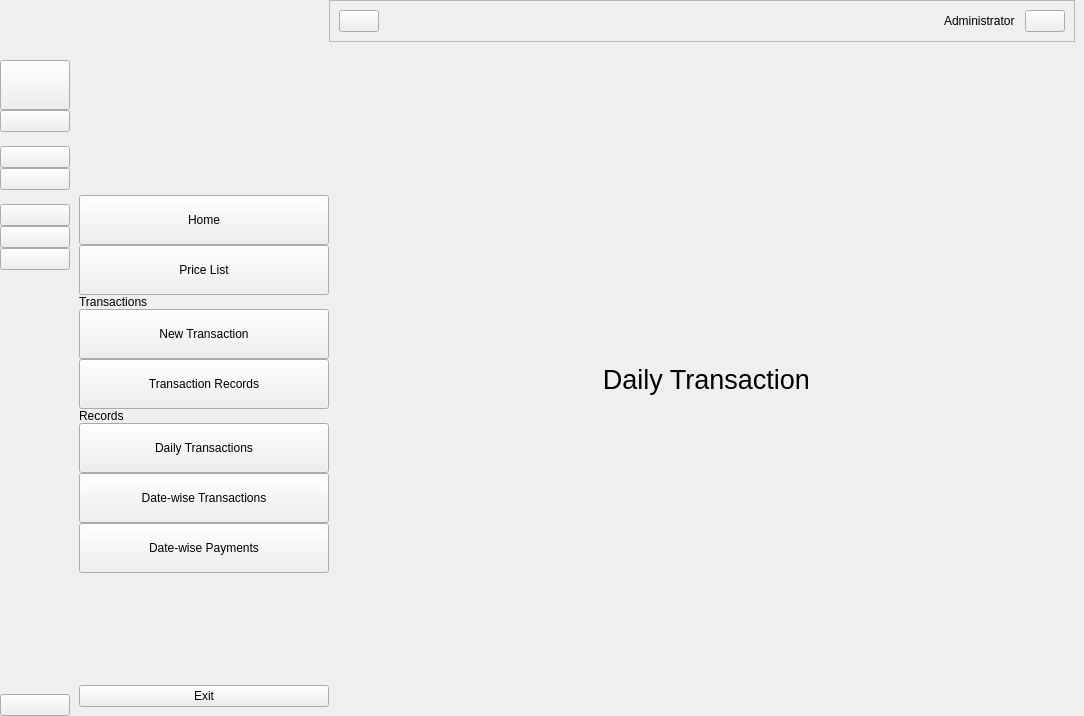
Before: the Qt Designer form BDPS.ui in GildaFeb/Transaction-Management-System, drawn with Qt 5.
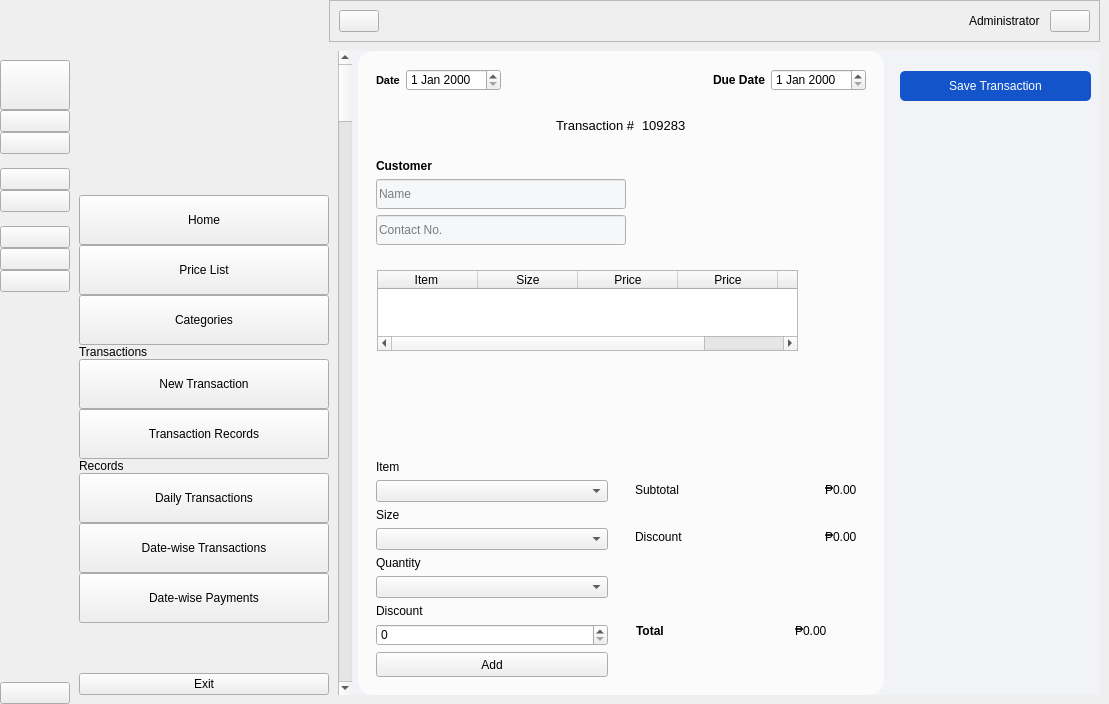
After: the same form once the commit is applied. The open tabs and pages were chosen to show the change. Icons and pictures are not drawn.

Commit message: 50% Add Transaction - all contents added

The edit to the form file:
```diff
--- a/BDPS.ui
+++ b/BDPS.ui
@@ -6,15 +6,18 @@
    <rect>
     <x>0</x>
     <y>0</y>
-    <width>1084</width>
-    <height>716</height>
+    <width>1109</width>
+    <height>704</height>
    </rect>
   </property>
   <property name="windowTitle">
    <string>MainWindow</string>
   </property>
   <widget class="QWidget" name="centralwidget">
-   <layout class="QGridLayout" name="gridLayout">
+   <layout class="QHBoxLayout" name="horizontalLayout_22">
+    <property name="spacing">
+     <number>0</number>
+    </property>
     <property name="leftMargin">
      <number>0</number>
     </property>
@@ -27,10 +30,7 @@
     <property name="bottomMargin">
      <number>0</number>
     </property>
-    <property name="spacing">
-     <number>0</number>
-    </property>
-    <item row="0" column="0">
+    <item>
      <widget class="QWidget" name="icon_only_widget" native="true">
       <layout class="QVBoxLayout" name="verticalLayout_3">
        <property name="spacing">
@@ -142,6 +142,36 @@
            </property>
           </widget>
          </item>
+         <item>
+          <widget class="QPushButton" name="categories_btn_1">
+           <property name="maximumSize">
+            <size>
+             <width>70</width>
+             <height>50</height>
+            </size>
+           </property>
+           <property name="text">
+            <string/>
+           </property>
+           <property name="icon">
+            <iconset resource="resource.qrc">
+             <normaloff>:/icon/icon/003lighticons-01white.png</normaloff>
+             <normalon>:/icon/icon/003lighticons-01full.png</normalon>:/icon/icon/003lighticons-01white.png</iconset>
+           </property>
+           <property name="iconSize">
+            <size>
+             <width>50</width>
+             <height>60</height>
+            </size>
+           </property>
+           <property name="checkable">
+            <bool>true</bool>
+           </property>
+           <property name="autoExclusive">
+            <bool>true</bool>
+           </property>
+          </widget>
+         </item>
          <item>
           <widget class="QLabel" name="label">
            <property name="text">
@@ -151,6 +181,12 @@
          </item>
          <item>
           <widget class="QPushButton" name="new_transaction_btn_1">
+           <property name="maximumSize">
+            <size>
+             <width>70</width>
+             <height>50</height>
+            </size>
+           </property>
            <property name="cursor">
             <cursorShape>PointingHandCursor</cursorShape>
            </property>
@@ -178,6 +214,12 @@
          </item>
          <item>
           <widget class="QPushButton" name="transaction_record_btn_1">
+           <property name="maximumSize">
+            <size>
+             <width>70</width>
+             <height>50</height>
+            </size>
+           </property>
            <property name="cursor">
             <cursorShape>PointingHandCursor</cursorShape>
            </property>
@@ -212,6 +254,12 @@
          </item>
          <item>
           <widget class="QPushButton" name="daily_transaction_btn_1">
+           <property name="maximumSize">
+            <size>
+             <width>70</width>
+             <height>50</height>
+            </size>
+           </property>
            <property name="cursor">
             <cursorShape>PointingHandCursor</cursorShape>
            </property>
@@ -239,6 +287,12 @@
          </item>
          <item>
           <widget class="QPushButton" name="datewise_transaction_btn_1">
+           <property name="maximumSize">
+            <size>
+             <width>70</width>
+             <height>50</height>
+            </size>
+           </property>
            <property name="cursor">
             <cursorShape>PointingHandCursor</cursorShape>
            </property>
@@ -266,6 +320,12 @@
          </item>
          <item>
           <widget class="QPushButton" name="datewise_payment_btn_1">
+           <property name="maximumSize">
+            <size>
+             <width>70</width>
+             <height>50</height>
+            </size>
+           </property>
            <property name="cursor">
             <cursorShape>PointingHandCursor</cursorShape>
            </property>
@@ -329,7 +389,7 @@
       </layout>
      </widget>
     </item>
-    <item row="0" column="1">
+    <item>
      <widget class="QWidget" name="full_menu_widget" native="true">
       <layout class="QGridLayout" name="gridLayout_11">
        <property name="rightMargin">
@@ -453,6 +513,36 @@
            </property>
           </widget>
          </item>
+         <item>
+          <widget class="QPushButton" name="categories_btn_2">
+           <property name="minimumSize">
+            <size>
+             <width>0</width>
+             <height>50</height>
+            </size>
+           </property>
+           <property name="text">
+            <string>Categories</string>
+           </property>
+           <property name="icon">
+            <iconset resource="resource.qrc">
+             <normaloff>:/icon/icon/003lighticons-01white.png</normaloff>
+             <normalon>:/icon/icon/003lighticons-01full.png</normalon>:/icon/icon/003lighticons-01white.png</iconset>
+           </property>
+           <property name="iconSize">
+            <size>
+             <width>50</width>
+             <height>60</height>
+            </size>
+           </property>
+           <property name="checkable">
+            <bool>true</bool>
+           </property>
+           <property name="autoExclusive">
+            <bool>true</bool>
+           </property>
+          </widget>
+         </item>
          <item>
           <widget class="QLabel" name="transaction_label">
            <property name="text">
@@ -688,7 +778,7 @@
       </layout>
      </widget>
     </item>
-    <item row="0" column="2">
+    <item>
      <widget class="QWidget" name="widget_3" native="true">
       <property name="styleSheet">
        <string notr="true">#box1{
@@ -1351,8 +1441,8 @@
            </item>
           </layout>
          </widget>
-         <widget class="QWidget" name="page_2">
-          <layout class="QVBoxLayout" name="verticalLayout_12">
+         <widget class="QWidget" name="list_price">
+          <layout class="QHBoxLayout" name="horizontalLayout_14">
            <item>
             <widget class="QWidget" name="widget_14" native="true">
              <property name="sizePolicy">
@@ -1378,114 +1468,109 @@
                 </property>
                 <layout class="QHBoxLayout" name="horizontalLayout_11">
                  <item>
-                  <layout class="QHBoxLayout" name="horizontalLayout_9">
-                   <property name="spacing">
-                    <number>0</number>
-                   </property>
-                   <item>
-                    <layout class="QHBoxLayout" name="horizontalLayout_10">
-                     <item>
-                      <widget class="QWidget" name="widget_20" native="true">
-                       <property name="minimumSize">
-                        <size>
-                         <width>200</width>
-                         <height>50</height>
-                        </size>
-                       </property>
-                       <widget class="QWidget" name="layoutWidget">
-                        <property name="geometry">
-                         <rect>
-                          <x>0</x>
-                          <y>0</y>
-                          <width>201</width>
-                          <height>87</height>
-                         </rect>
+                  <widget class="QWidget" name="widget_16" native="true">
+                   <layout class="QHBoxLayout" name="horizontalLayout_10">
+                    <item>
+                     <layout class="QVBoxLayout" name="verticalLayout_11">
+                      <item>
+                       <widget class="QLabel" name="label_17">
+                        <property name="font">
+                         <font>
+                          <pointsize>12</pointsize>
+                          <weight>75</weight>
+                          <bold>true</bold>
+                         </font>
                         </property>
-                        <layout class="QVBoxLayout" name="verticalLayout_11">
-                         <item>
-                          <widget class="QLabel" name="label_17">
-                           <property name="minimumSize">
-                            <size>
-                             <width>0</width>
-                             <height>50</height>
-                            </size>
-                           </property>
-                           <property name="maximumSize">
-                            <size>
-                             <width>16777215</width>
-                             <height>50</height>
-                            </size>
-                           </property>
-                           <property name="font">
-                            <font>
-                             <pointsize>14</pointsize>
-                            </font>
-                           </property>
-                           <property name="text">
-                            <string>List of Prices</string>
-                           </property>
-                          </widget>
-                         </item>
-                         <item>
-                          <widget class="QPushButton" name="pushButton_2">
-                           <property name="cursor">
-                            <cursorShape>PointingHandCursor</cursorShape>
-                           </property>
-                           <property name="text">
-                            <string>Add new item</string>
-                           </property>
-                          </widget>
-                         </item>
-                        </layout>
+                        <property name="text">
+                         <string>List of Prices</string>
+                        </property>
                        </widget>
-                      </widget>
-                     </item>
-                     <item>
-                      <widget class="QWidget" name="widget_16" native="true">
-                       <property name="minimumSize">
-                        <size>
-                         <width>150</width>
-                         <height>0</height>
-                        </size>
-                       </property>
-                      </widget>
-                     </item>
-                    </layout>
-                   </item>
-                   <item>
-                    <widget class="QPushButton" name="pushButton">
-                     <property name="text">
-                      <string/>
-                     </property>
-                     <property name="icon">
-                      <iconset resource="resource.qrc">
-                       <normaloff>:/icon/icon/search-13-48.ico</normaloff>:/icon/icon/search-13-48.ico</iconset>
-                     </property>
-                     <property name="iconSize">
-                      <size>
-                       <width>30</width>
-                       <height>30</height>
-                      </size>
-                     </property>
-                    </widget>
-                   </item>
-                   <item>
-                    <widget class="QTextEdit" name="textEdit">
-                     <property name="minimumSize">
-                      <size>
-                       <width>100</width>
-                       <height>50</height>
-                      </size>
-                     </property>
-                     <property name="maximumSize">
-                      <size>
-                       <width>16777215</width>
-                       <height>50</height>
-                      </size>
-                     </property>
-                    </widget>
-                   </item>
-                  </layout>
+                      </item>
+                      <item>
+                       <widget class="QPushButton" name="pushButton_6">
+                        <property name="minimumSize">
+                         <size>
+                          <width>200</width>
+                          <height>30</height>
+                         </size>
+                        </property>
+                        <property name="maximumSize">
+                         <size>
+                          <width>200</width>
+                          <height>30</height>
+                         </size>
+                        </property>
+                        <property name="cursor">
+                         <cursorShape>PointingHandCursor</cursorShape>
+                        </property>
+                        <property name="text">
+                         <string>Add new item</string>
+                        </property>
+                       </widget>
+                      </item>
+                     </layout>
+                    </item>
+                    <item>
+                     <spacer name="horizontalSpacer">
+                      <property name="orientation">
+                       <enum>Qt::Horizontal</enum>
+                      </property>
+                      <property name="sizeHint" stdset="0">
+                       <size>
+                        <width>184</width>
+                        <height>20</height>
+                       </size>
+                      </property>
+                     </spacer>
+                    </item>
+                    <item>
+                     <layout class="QHBoxLayout" name="horizontalLayout_9">
+                      <item>
+                       <widget class="QTextEdit" name="textEdit">
+                        <property name="minimumSize">
+                         <size>
+                          <width>30</width>
+                          <height>0</height>
+                         </size>
+                        </property>
+                        <property name="maximumSize">
+                         <size>
+                          <width>16777215</width>
+                          <height>30</height>
+                         </size>
+                        </property>
+                       </widget>
+                      </item>
+                      <item>
+                       <widget class="QPushButton" name="pushButton">
+                        <property name="minimumSize">
+                         <size>
+                          <width>40</width>
+                          <height>40</height>
+                         </size>
+                        </property>
+                        <property name="maximumSize">
+                         <size>
+                          <width>40</width>
+                          <height>40</height>
+                         </size>
+                        </property>
+                        <property name="cursor">
+                         <cursorShape>PointingHandCursor</cursorShape>
+                        </property>
+                        <property name="text">
+                         <string/>
+                        </property>
+                        <property name="icon">
+                         <iconset resource="resource.qrc">
+                          <normaloff>:/icon/icon/search-13-48.ico</normaloff>:/icon/icon/search-13-48.ico</iconset>
+                        </property>
+                       </widget>
+                      </item>
+                     </layout>
+                    </item>
+                   </layout>
+                  </widget>
                  </item>
                 </layout>
                </widget>
@@ -1759,21 +1844,614 @@
            </item>
           </layout>
          </widget>
-         <widget class="QWidget" name="page_4">
+         <widget class="QWidget" name="new_transaction">
+          <property name="styleSheet">
+           <string notr="true">#transaction_code{
+color: white;
+background-color: #1354cb;
+border-radius: 5px;
+box-shadow: 10px 10px 5px #aaaaaa;
+
+}
+
+#transaction_form{
+box-shadow: 10px 10px 5px #aaaaaa;
+background-color: #fbfbfb;
+border-radius: 15px;
+}
+</string>
+          </property>
           <layout class="QGridLayout" name="gridLayout_5">
            <item row="0" column="0">
-            <widget class="QLabel" name="transaction_record">
-             <property name="font">
-              <font>
-               <pointsize>20</pointsize>
-              </font>
+            <widget class="QWidget" name="mainbody" native="true">
+             <property name="styleSheet">
+              <string notr="true">#mainbody{
+ background-color: #f2f3f7;
+}
+
+#transaction-code{
+ background-color: white;
+}
+
+#name{
+background-color: #f5f7f9;
+
+}
+
+#number{
+background-color: #f5f7f9;
+
+}</string>
              </property>
-             <property name="text">
-              <string>transaction_record</string>
-             </property>
-             <property name="alignment">
-              <set>Qt::AlignCenter</set>
-             </property>
+             <layout class="QHBoxLayout" name="horizontalLayout_15">
+              <property name="leftMargin">
+               <number>0</number>
+              </property>
+              <property name="topMargin">
+               <number>0</number>
+              </property>
+              <property name="rightMargin">
+               <number>0</number>
+              </property>
+              <property name="bottomMargin">
+               <number>0</number>
+              </property>
+              <item>
+               <widget class="QWidget" name="widget_19" native="true">
+                <property name="sizePolicy">
+                 <sizepolicy hsizetype="Expanding" vsizetype="Expanding">
+                  <horstretch>0</horstretch>
+                  <verstretch>0</verstretch>
+                 </sizepolicy>
+                </property>
+                <layout class="QHBoxLayout" name="horizontalLayout_23">
+                 <property name="leftMargin">
+                  <number>0</number>
+                 </property>
+                 <property name="topMargin">
+                  <number>0</number>
+                 </property>
+                 <property name="rightMargin">
+                  <number>0</number>
+                 </property>
+                 <property name="bottomMargin">
+                  <number>0</number>
+                 </property>
+                 <item>
+                  <widget class="QScrollBar" name="verticalScrollBar">
+                   <property name="orientation">
+                    <enum>Qt::Vertical</enum>
+                   </property>
+                  </widget>
+                 </item>
+                 <item>
+                  <widget class="QFrame" name="transaction_form">
+                   <property name="sizePolicy">
+                    <sizepolicy hsizetype="Expanding" vsizetype="Expanding">
+                     <horstretch>0</horstretch>
+                     <verstretch>0</verstretch>
+                    </sizepolicy>
+                   </property>
+                   <property name="font">
+                    <font>
+                     <family>Arial</family>
+                     <pointsize>10</pointsize>
+                    </font>
+                   </property>
+                   <property name="frameShape">
+                    <enum>QFrame::HLine</enum>
+                   </property>
+                   <property name="frameShadow">
+                    <enum>QFrame::Raised</enum>
+                   </property>
+                   <property name="lineWidth">
+                    <number>10</number>
+                   </property>
+                   <layout class="QVBoxLayout" name="verticalLayout_15">
+                    <item>
+                     <widget class="QWidget" name="widget_21" native="true">
+                      <layout class="QHBoxLayout" name="horizontalLayout_18">
+                       <item>
+                        <layout class="QHBoxLayout" name="horizontalLayout_16">
+                         <item>
+                          <widget class="QLabel" name="label_26">
+                           <property name="font">
+                            <font>
+                             <pointsize>8</pointsize>
+                             <weight>75</weight>
+                             <bold>true</bold>
+                            </font>
+                           </property>
+                           <property name="text">
+                            <string>Date</string>
+                           </property>
+                          </widget>
+                         </item>
+                         <item>
+                          <widget class="QDateEdit" name="dateEdit_2"/>
+                         </item>
+                        </layout>
+                       </item>
+                       <item>
+                        <spacer name="horizontalSpacer_3">
+                         <property name="orientation">
+                          <enum>Qt::Horizontal</enum>
+                         </property>
+                         <property name="sizeHint" stdset="0">
+                          <size>
+                           <width>157</width>
+                           <height>20</height>
+                          </size>
+                         </property>
+                        </spacer>
+                       </item>
+                       <item>
+                        <layout class="QHBoxLayout" name="horizontalLayout_17">
+                         <item>
+                          <widget class="QLabel" name="label_27">
+                           <property name="font">
+                            <font>
+                             <weight>75</weight>
+                             <bold>true</bold>
+                            </font>
+                           </property>
+                           <property name="text">
+                            <string>Due Date</string>
+                           </property>
+                          </widget>
+                         </item>
+                         <item>
+                          <widget class="QDateEdit" name="dateEdit_3"/>
+                         </item>
+                        </layout>
+                       </item>
+                      </layout>
+                     </widget>
+                    </item>
+                    <item>
+                     <widget class="QWidget" name="widget_22" native="true">
+                      <layout class="QHBoxLayout" name="horizontalLayout_20">
+                       <item>
+                        <spacer name="horizontalSpacer_5">
+                         <property name="orientation">
+                          <enum>Qt::Horizontal</enum>
+                         </property>
+                         <property name="sizeHint" stdset="0">
+                          <size>
+                           <width>138</width>
+                           <height>20</height>
+                          </size>
+                         </property>
+                        </spacer>
+                       </item>
+                       <item>
+                        <layout class="QHBoxLayout" name="horizontalLayout_19">
+                         <item>
+                          <widget class="QLabel" name="label_28">
+                           <property name="font">
+                            <font>
+                             <pointsize>10</pointsize>
+                            </font>
+                           </property>
+                           <property name="text">
+                            <string>Transaction #</string>
+                           </property>
+                          </widget>
+                         </item>
+                         <item>
+                          <widget class="QLabel" name="label_29">
+                           <property name="font">
+                            <font>
+                             <pointsize>10</pointsize>
+                             <weight>50</weight>
+                             <bold>false</bold>
+                            </font>
+                           </property>
+                           <property name="text">
+                            <string>109283</string>
+                           </property>
+                          </widget>
+                         </item>
+                        </layout>
+                       </item>
+                       <item>
+                        <spacer name="horizontalSpacer_6">
+                         <property name="orientation">
+                          <enum>Qt::Horizontal</enum>
+                         </property>
+                         <property name="sizeHint" stdset="0">
+                          <size>
+                           <width>138</width>
+                           <height>20</height>
+                          </size>
+                         </property>
+                        </spacer>
+                       </item>
+                      </layout>
+                     </widget>
+                    </item>
+                    <item>
+                     <widget class="QWidget" name="widget_23" native="true">
+                      <layout class="QHBoxLayout" name="horizontalLayout_21">
+                       <item>
+                        <layout class="QVBoxLayout" name="verticalLayout_14">
+                         <item>
+                          <widget class="QLabel" name="label_30">
+                           <property name="font">
+                            <font>
+                             <weight>75</weight>
+                             <bold>true</bold>
+                            </font>
+                           </property>
+                           <property name="text">
+                            <string>Customer</string>
+                           </property>
+                          </widget>
+                         </item>
+                         <item>
+                          <widget class="QLineEdit" name="name">
+                           <property name="minimumSize">
+                            <size>
+                             <width>250</width>
+                             <height>30</height>
+                            </size>
+                           </property>
+                           <property name="maxLength">
+                            <number>25</number>
+                           </property>
+                           <property name="placeholderText">
+                            <string>Name</string>
+                           </property>
+                          </widget>
+                         </item>
+                         <item>
+                          <widget class="QLineEdit" name="number">
+                           <property name="minimumSize">
+                            <size>
+                             <width>250</width>
+                             <height>30</height>
+                            </size>
+                           </property>
+                           <property name="maxLength">
+                            <number>15</number>
+                           </property>
+                           <property name="placeholderText">
+                            <string>Contact No.</string>
+                           </property>
+                          </widget>
+                         </item>
+                        </layout>
+                       </item>
+                       <item>
+                        <spacer name="horizontalSpacer_7">
+                         <property name="orientation">
+                          <enum>Qt::Horizontal</enum>
+                         </property>
+                         <property name="sizeHint" stdset="0">
+                          <size>
+                           <width>201</width>
+                           <height>20</height>
+                          </size>
+                         </property>
+                        </spacer>
+                       </item>
+                      </layout>
+                     </widget>
+                    </item>
+                    <item>
+                     <widget class="QWidget" name="widget_24" native="true">
+                      <property name="sizePolicy">
+                       <sizepolicy hsizetype="Expanding" vsizetype="Expanding">
+                        <horstretch>0</horstretch>
+                        <verstretch>0</verstretch>
+                       </sizepolicy>
+                      </property>
+                      <widget class="QTableWidget" name="tableWidget_2">
+                       <property name="geometry">
+                        <rect>
+                         <x>10</x>
+                         <y>10</y>
+                         <width>421</width>
+                         <height>81</height>
+                        </rect>
+                       </property>
+                       <column>
+                        <property name="text">
+                         <string>Item </string>
+                        </property>
+                       </column>
+                       <column>
+                        <property name="text">
+                         <string>Size</string>
+                        </property>
+                       </column>
+                       <column>
+                        <property name="text">
+                         <string>Price</string>
+                        </property>
+                       </column>
+                       <column>
+                        <property name="text">
+                         <string>Price</string>
+                        </property>
+                       </column>
+                       <column>
+                        <property name="text">
+                         <string>Total</string>
+                        </property>
+                       </column>
+                      </widget>
+                     </widget>
+                    </item>
+                    <item>
+                     <widget class="QWidget" name="widget_25" native="true">
+                      <layout class="QHBoxLayout" name="horizontalLayout_24">
+                       <property name="spacing">
+                        <number>0</number>
+                       </property>
+                       <property name="leftMargin">
+                        <number>0</number>
+                       </property>
+                       <property name="topMargin">
+                        <number>0</number>
+                       </property>
+                       <property name="rightMargin">
+                        <number>0</number>
+                       </property>
+                       <property name="bottomMargin">
+                        <number>0</number>
+                       </property>
+                       <item>
+                        <widget class="QWidget" name="widget_26" native="true">
+                         <property name="minimumSize">
+                          <size>
+                           <width>250</width>
+                           <height>0</height>
+                          </size>
+                         </property>
+                         <layout class="QVBoxLayout" name="verticalLayout_12">
+                          <item>
+                           <widget class="QLabel" name="label_31">
+                            <property name="text">
+                             <string>Item</string>
+                            </property>
+                           </widget>
+                          </item>
+                          <item>
+                           <widget class="QComboBox" name="comboBox_4"/>
+                          </item>
+                          <item>
+                           <widget class="QLabel" name="label_32">
+                            <property name="text">
+                             <string>Size</string>
+                            </property>
+                           </widget>
+                          </item>
+                          <item>
+                           <widget class="QComboBox" name="comboBox_5"/>
+                          </item>
+                          <item>
+                           <widget class="QLabel" name="label_33">
+                            <property name="text">
+                             <string>Quantity</string>
+                            </property>
+                           </widget>
+                          </item>
+                          <item>
+                           <widget class="QComboBox" name="comboBox_6"/>
+                          </item>
+                          <item>
+                           <widget class="QLabel" name="label_37">
+                            <property name="text">
+                             <string>Discount</string>
+                            </property>
+                           </widget>
+                          </item>
+                          <item>
+                           <widget class="QSpinBox" name="spinBox"/>
+                          </item>
+                          <item>
+                           <widget class="QPushButton" name="pushButton_2">
+                            <property name="minimumSize">
+                             <size>
+                              <width>0</width>
+                              <height>25</height>
+                             </size>
+                            </property>
+                            <property name="maximumSize">
+                             <size>
+                              <width>16777215</width>
+                              <height>30</height>
+                             </size>
+                            </property>
+                            <property name="text">
+                             <string>Add</string>
+                            </property>
+                            <property name="iconSize">
+                             <size>
+                              <width>20</width>
+                              <height>30</height>
+                             </size>
+                            </property>
+                           </widget>
+                          </item>
+                         </layout>
+                        </widget>
+                       </item>
+                       <item>
+                        <widget class="QWidget" name="widget_27" native="true">
+                         <layout class="QVBoxLayout" name="verticalLayout_16">
+                          <item>
+                           <layout class="QHBoxLayout" name="horizontalLayout_25">
+                            <item>
+                             <widget class="QWidget" name="widget_28" native="true">
+                              <layout class="QHBoxLayout" name="horizontalLayout_26">
+                               <item>
+                                <layout class="QVBoxLayout" name="verticalLayout_17">
+                                 <item>
+                                  <widget class="QLabel" name="label_34">
+                                   <property name="text">
+                                    <string>Subtotal</string>
+                                   </property>
+                                  </widget>
+                                 </item>
+                                 <item>
+                                  <widget class="QLabel" name="label_38">
+                                   <property name="text">
+                                    <string>Discount</string>
+                                   </property>
+                                  </widget>
+                                 </item>
+                                </layout>
+                               </item>
+                               <item>
+                                <spacer name="horizontalSpacer_8">
+                                 <property name="orientation">
+                                  <enum>Qt::Horizontal</enum>
+                                 </property>
+                                 <property name="sizeHint" stdset="0">
+                                  <size>
+                                   <width>28</width>
+                                   <height>20</height>
+                                  </size>
+                                 </property>
+                                </spacer>
+                               </item>
+                              </layout>
+                             </widget>
+                            </item>
+                            <item>
+                             <widget class="QWidget" name="widget_29" native="true">
+                              <layout class="QHBoxLayout" name="horizontalLayout_27">
+                               <item>
+                                <spacer name="horizontalSpacer_9">
+                                 <property name="orientation">
+                                  <enum>Qt::Horizontal</enum>
+                                 </property>
+                                 <property name="sizeHint" stdset="0">
+                                  <size>
+                                   <width>28</width>
+                                   <height>20</height>
+                                  </size>
+                                 </property>
+                                </spacer>
+                               </item>
+                               <item>
+                                <layout class="QVBoxLayout" name="verticalLayout_18">
+                                 <item>
+                                  <widget class="QLabel" name="label_36">
+                                   <property name="text">
+                                    <string>₱0.00</string>
+                                   </property>
+                                  </widget>
+                                 </item>
+                                 <item>
+                                  <widget class="QLabel" name="label_35">
+                                   <property name="text">
+                                    <string>₱0.00</string>
+                                   </property>
+                                  </widget>
+                                 </item>
+                                </layout>
+                               </item>
+                              </layout>
+                             </widget>
+                            </item>
+                           </layout>
+                          </item>
+                          <item>
+                           <widget class="QWidget" name="widget_30" native="true">
+                            <widget class="QWidget" name="">
+                             <property name="geometry">
+                              <rect>
+                               <x>10</x>
+                               <y>50</y>
+                               <width>191</width>
+                               <height>18</height>
+                              </rect>
+                             </property>
+                             <layout class="QHBoxLayout" name="horizontalLayout_28">
+                              <item>
+                               <widget class="QLabel" name="label_39">
+                                <property name="font">
+                                 <font>
+                                  <weight>75</weight>
+                                  <bold>true</bold>
+                                 </font>
+                                </property>
+                                <property name="text">
+                                 <string>Total</string>
+                                </property>
+                               </widget>
+                              </item>
+                              <item alignment="Qt::AlignRight">
+                               <widget class="QLabel" name="label_40">
+                                <property name="text">
+                                 <string>₱0.00</string>
+                                </property>
+                               </widget>
+                              </item>
+                             </layout>
+                            </widget>
+                           </widget>
+                          </item>
+                         </layout>
+                        </widget>
+                       </item>
+                      </layout>
+                     </widget>
+                    </item>
+                   </layout>
+                  </widget>
+                 </item>
+                </layout>
+               </widget>
+              </item>
+              <item>
+               <widget class="QWidget" name="widget_20" native="true">
+                <property name="minimumSize">
+                 <size>
+                  <width>210</width>
+                  <height>0</height>
+                 </size>
+                </property>
+                <property name="maximumSize">
+                 <size>
+                  <width>210</width>
+                  <height>16777215</height>
+                 </size>
+                </property>
+                <widget class="QPushButton" name="transaction_code">
+                 <property name="geometry">
+                  <rect>
+                   <x>10</x>
+                   <y>20</y>
+                   <width>191</width>
+                   <height>30</height>
+                  </rect>
+                 </property>
+                 <property name="minimumSize">
+                  <size>
+                   <width>0</width>
+                   <height>30</height>
+                  </size>
+                 </property>
+                 <property name="maximumSize">
+                  <size>
+                   <width>16777215</width>
+                   <height>30</height>
+                  </size>
+                 </property>
+                 <property name="cursor">
+                  <cursorShape>PointingHandCursor</cursorShape>
+                 </property>
+                 <property name="text">
+                  <string>Save Transaction</string>
+                 </property>
+                </widget>
+               </widget>
+              </item>
+             </layout>
             </widget>
            </item>
           </layout>
@@ -1788,7 +2466,7 @@
               </font>
              </property>
              <property name="text">
-              <string>Daily Transaction</string>
+              <string>transaction_record</string>
              </property>
              <property name="alignment">
               <set>Qt::AlignCenter</set>
```
Left out of the diff: 345 changed lines with no effect on the pictures. The commit also changes 8 other files.
